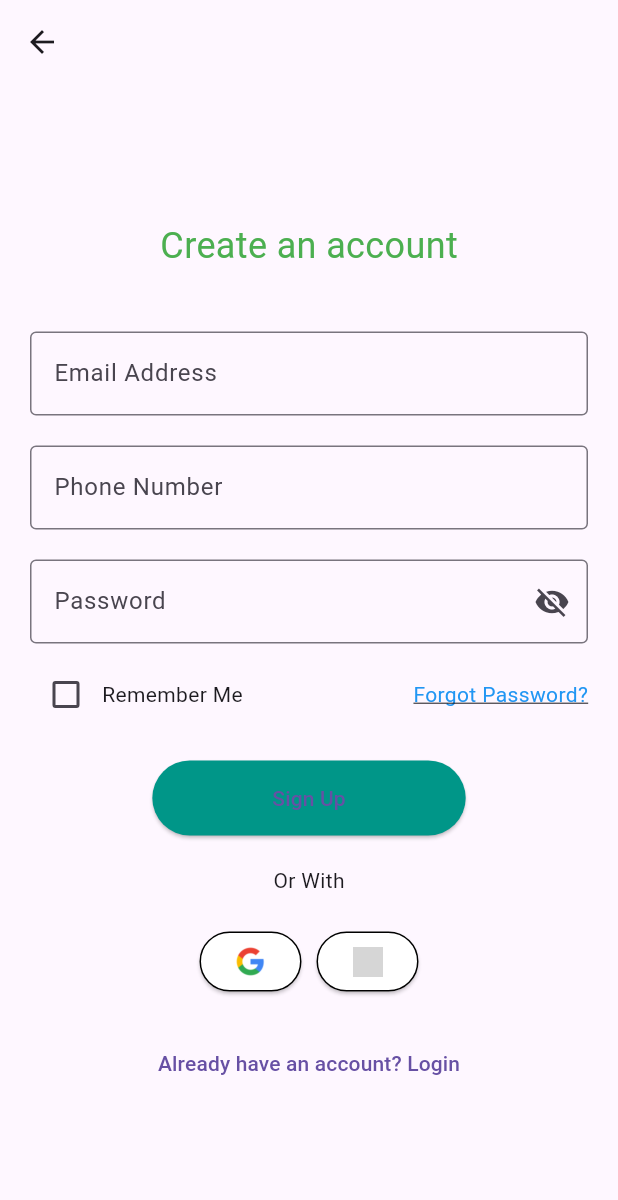
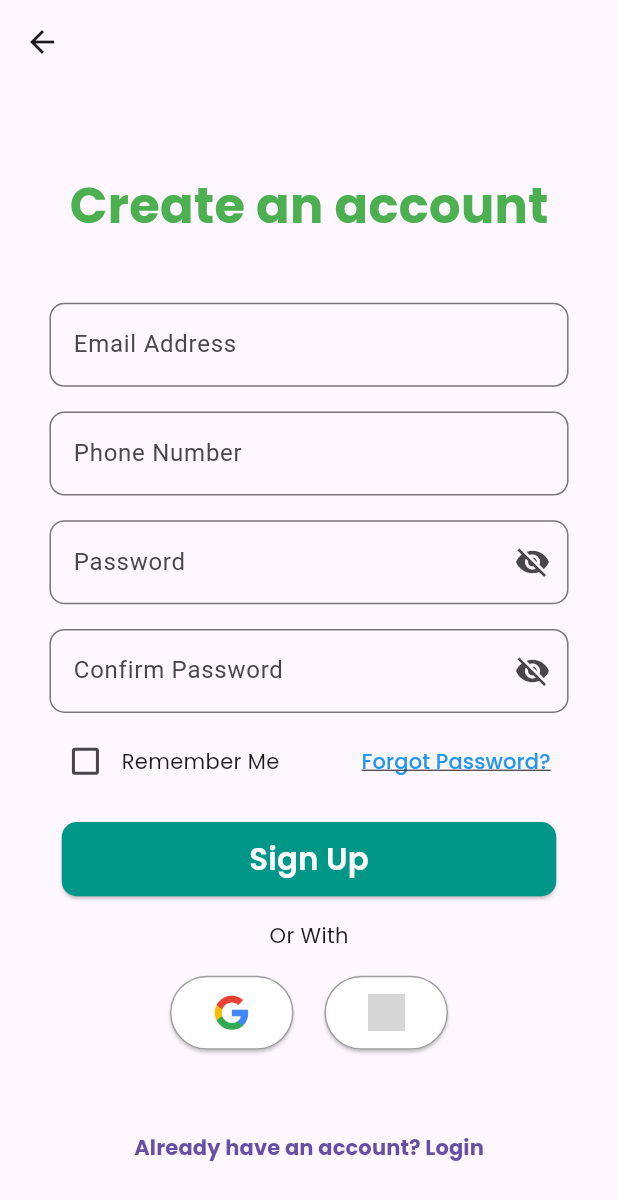
Before and after one commit to SohalSawardekar/Hotel_Booking_App, a Flutter app: the HomeScreen screen opened by its route, after a tap on "Sign Up", on a phone screen of 412 x 824 dp. Shown: the top 1200 px of the screen. Run offline on Flutter 3.47's test engine with Material 3 defaults, Android fonts, the phone set to English and light mode, and no system bars; our stand-ins replace firebase_auth, firebase_core, google_fonts, google_sign_in, sign_in_with_apple; accounts and stored records are empty; network calls fail; grey boxes are pictures that could not be loaded.

Commit message:
login fixing

```diff
--- /dev/null
+++ b/lib/reuse_code/auth_service.dart
@@ -0,0 +1,46 @@
+import 'package:firebase_auth/firebase_auth.dart';
+import 'package:flutter/material.dart';
+
+class AuthService {
+  // Existing login method
+  static Future<void> loginWithEmailAndPassword(
+      BuildContext context, String email, String password) async {
+    try {
+      UserCredential userCredential = await FirebaseAuth.instance
+          .signInWithEmailAndPassword(email: email, password: password);
+      Navigator.pushReplacementNamed(context, '/home');
+    } on FirebaseAuthException catch (e) {
+      String message;
+      if (e.code == 'user-not-found') {
+        message = 'No user found for that email.';
+      } else if (e.code == 'wrong-password') {
+        message = 'Wrong password provided.';
+      } else {
+        message = 'An error occurred. Please try again.';
+      }
+      ScaffoldMessenger.of(context)
+          .showSnackBar(SnackBar(content: Text(message)));
+    }
+  }
+
+  // New method for registration
+  static Future<void> registerWithEmailAndPassword(
+      BuildContext context, String email, String password) async {
+    try {
+      UserCredential userCredential = await FirebaseAuth.instance
+          .createUserWithEmailAndPassword(email: email, password: password);
+      Navigator.pushReplacementNamed(context, '/home');
+    } on FirebaseAuthException catch (e) {
+      String message;
+      if (e.code == 'email-already-in-use') {
+        message = 'The account already exists for that email.';
+      } else if (e.code == 'weak-password') {
+        message = 'The password provided is too weak.';
+      } else {
+        message = 'An error occurred. Please try again.';
+      }
+      ScaffoldMessenger.of(context)
+          .showSnackBar(SnackBar(content: Text(message)));
+    }
+  }
+}
--- /dev/null
+++ b/lib/reuse_code/custom_text_field.dart
@@ -0,0 +1,29 @@
+import 'package:flutter/material.dart';
+
+class CustomTextField extends StatelessWidget {
+  final TextEditingController controller;
+  final String labelText;
+  final bool isPassword;
+
+  const CustomTextField({
+    super.key,
+    required this.controller,
+    required this.labelText,
+    this.isPassword = false, required String hintText,
+  });
+
+  @override
+  Widget build(BuildContext context) {
+    return TextField(
+      controller: controller,
+      obscureText: isPassword,
+      decoration: InputDecoration(
+        labelText: labelText,
+        border: OutlineInputBorder(
+          borderRadius: BorderRadius.circular(10),
+        ),
+        suffixIcon: isPassword ? const Icon(Icons.visibility_off) : null,
+      ),
+    );
+  }
+}
--- /dev/null
+++ b/lib/reuse_code/social_login_button.dart
@@ -0,0 +1,44 @@
+import 'package:flutter/material.dart';
+import 'package:firebase_auth/firebase_auth.dart';
+import 'loginauth.dart'; // Import the login methods
+
+class SocialLoginButton extends StatelessWidget {
+  final String imagePath;
+  final Future<User?> Function() loginMethod;
+  final double iconSize;
+
+  const SocialLoginButton({
+    super.key,
+    required this.imagePath,
+    required this.loginMethod,
+    required this.iconSize,
+  });
+
+  @override
+  Widget build(BuildContext context) {
+    return SizedBox(
+      width: MediaQuery.of(context).size.width * 0.2,
+      height: MediaQuery.of(context).size.height * 0.06,
+      child: ElevatedButton.icon(
+        onPressed: () async {
+          User? user = await loginMethod();
+          if (user != null) {
+            Navigator.pushReplacementNamed(context, '/home');
+          } else {
+            var message = 'An error occurred. Please try again.';
+            ScaffoldMessenger.of(context)
+                .showSnackBar(SnackBar(content: Text(message)));
+          }
+        },
+        iconAlignment: IconAlignment.end,
+        icon: Image.asset(imagePath, height: iconSize),
+        label: const Text(""),
+        style: ElevatedButton.styleFrom(
+          foregroundColor: Colors.black,
+          backgroundColor: Colors.white,
+          side: const BorderSide(color: Colors.grey),
+        ),
+      ),
+    );
+  }
+}
--- a/lib/screens/home.dart
+++ b/lib/screens/home.dart
@@ -75,7 +75,7 @@ class _HomeScreenState extends State<HomeScreen> {
             onPressed: () {
               Navigator.push(
                 context,
-                MaterialPageRoute(builder: (context) => const SignUpPage()),
+                MaterialPageRoute(builder: (context) => SignUpPage()),
               );
             },
             child: const Text('Sign Up'),
--- a/lib/screens/register.dart
+++ b/lib/screens/register.dart
@@ -1,54 +1,74 @@
 import 'package:flutter/material.dart';
+import 'package:google_fonts/google_fonts.dart';
+import 'package:hotel_booking/reuse_code/auth_service.dart';
+import 'package:hotel_booking/reuse_code/custom_text_field.dart';
+import 'package:hotel_booking/reuse_code/loginauth.dart';
+import 'package:hotel_booking/reuse_code/social_login_button.dart';
 
-class SignUpPage extends StatelessWidget {
+class SignUpPage extends StatefulWidget {
   const SignUpPage({super.key});
 
   @override
+  _SignUpPageState createState() => _SignUpPageState();
+}
+
+class _SignUpPageState extends State<SignUpPage> {
+  final TextEditingController _emailController = TextEditingController();
+  final TextEditingController _phonenoController = TextEditingController();
+  final TextEditingController _passwordController = TextEditingController();
+  final TextEditingController _confirmpasswordController =
+      TextEditingController();
+
+  @override
   Widget build(BuildContext context) {
+    final screenHeight = MediaQuery.of(context).size.height;
+    final screenWidth = MediaQuery.of(context).size.width;
+
     return Scaffold(
       appBar: AppBar(),
       body: Padding(
-        padding: const EdgeInsets.all(20.0),
+        padding: EdgeInsets.symmetric(horizontal: screenWidth * 0.08),
+        child: SingleChildScrollView(
           child: Center(
             child: Column(
-            mainAxisAlignment: MainAxisAlignment.center,
+              mainAxisAlignment: MainAxisAlignment.start,
               children: [
-              const Text(
+                SizedBox(height: screenHeight * 0.07),
+                Text(
                   'Create an account',
-                style: TextStyle(
-                  fontSize: 24.0,
+                  style: GoogleFonts.poppins(
+                    fontSize: screenHeight * 0.04,
+                    fontWeight: FontWeight.bold,
                     color: Colors.green,
                   ),
                 ),
-              SizedBox(
-                height: 20.0,
+                SizedBox(height: screenHeight * 0.05),
+                CustomTextField(
+                  labelText: 'Email Address',
+                  controller: _emailController,
+                  hintText: '',
                 ),
-              const SizedBox(height: 20.0),
-              const TextField(
-                decoration: InputDecoration(
-                  labelText: 'Email Address',
-                  border: OutlineInputBorder(),
+                SizedBox(height: screenHeight * 0.02),
+                CustomTextField(
+                  labelText: 'Phone Number',
+                  hintText: '+91 Enter your phone number',
+                  controller: _phonenoController,
                 ),
+                SizedBox(height: screenHeight * 0.02),
+                CustomTextField(
+                  labelText: 'Password',
+                  isPassword: true,
+                  hintText: 'Please Enter Your Password',
+                  controller: _passwordController,
                 ),
-              const SizedBox(height: 20.0),
-              const TextField(
-                decoration: InputDecoration(
-                  labelText: 'Phone Number',
-                  hintText: '+91 Enter your phonenumber',
-                  border: OutlineInputBorder(),
+                SizedBox(height: screenHeight * 0.02),
+                CustomTextField(
+                  labelText: 'Confirm Password',
+                  isPassword: true,
+                  hintText: 'Confirm Your Password',
+                  controller: _confirmpasswordController,
                 ),
-              ),
-              const SizedBox(height: 20.0),
-              const TextField(
-                obscureText: true,
-                decoration: InputDecoration(
-                  labelText: 'Password',
-                  hintText: 'Please Enter Your Password',
-                  border: OutlineInputBorder(),
-                  suffixIcon: Icon(Icons.visibility_off),
-                ),
-              ),
-              const SizedBox(height: 10.0),
+                SizedBox(height: screenHeight * 0.01),
                 Row(
                   mainAxisAlignment: MainAxisAlignment.spaceBetween,
                   children: [
@@ -57,78 +77,113 @@ class SignUpPage extends StatelessWidget {
                         Checkbox(
                           value: false,
                           onChanged: (value) {
-                            true;
-                          }),
-                      const Text('Remember Me'),
+                            // Handle checkbox change
+                          },
+                        ),
+                        Text(
+                          'Remember Me',
+                          style: GoogleFonts.poppins(),
+                        ),
                       ],
                     ),
-                  const Text(
+                    TextButton(
+                      onPressed: () {
+                        // Handle forgot password
+                      },
+                      child: Text(
                         'Forgot Password?',
-                    style: TextStyle(
+                        style: GoogleFonts.poppins(
                           color: Colors.blue,
                           decoration: TextDecoration.underline,
                         ),
                       ),
+                    ),
                   ],
                 ),
-              const SizedBox(height: 20.0),
-              ElevatedButton(
+                SizedBox(height: screenHeight * 0.02),
+                SizedBox(
+                  width: screenWidth * 0.8,
+                  height: screenHeight * 0.06,
+                  child: ElevatedButton(
                     onPressed: () {
-                  // Add sign up logic here
+                      _signUp();
                     },
-                child: const Text('Sign Up'),
                     style: ElevatedButton.styleFrom(
-                  padding: const EdgeInsets.symmetric(
-                      horizontal: 80.0, vertical: 15.0),
+                      shape: RoundedRectangleBorder(
+                        borderRadius: BorderRadius.circular(10),
+                      ),
                       backgroundColor: Colors.teal,
                     ),
+                    child: Text(
+                      'Sign Up',
+                      style: GoogleFonts.poppins(
+                          fontSize: screenHeight * 0.025,
+                          color: Colors.white,
+                          fontWeight: FontWeight.w600),
                     ),
-              const SizedBox(height: 20.0),
-              const Text('Or With'),
-              const SizedBox(height: 20.0),
+                  ),
+                ),
+                SizedBox(height: screenHeight * 0.02),
+                Text(
+                  'Or With',
+                  style: GoogleFonts.poppins(),
+                ),
+                SizedBox(height: screenHeight * 0.02),
                 Row(
                   mainAxisAlignment: MainAxisAlignment.center,
                   children: [
-                  ElevatedButton.icon(
-                    onPressed: () {},
-                    icon: Image.asset(
-                      'assets/icons/Google__G__logo.png',
-                      height: 20,
+                    SocialLoginButton(
+                      imagePath: 'assets/icons/Google__G__logo.png',
+                      loginMethod: signInWithGoogle,
+                      iconSize: screenHeight * 0.03,
                     ),
-                    iconAlignment: IconAlignment.end,
-                    label: const Text(''),
-                    style: ElevatedButton.styleFrom(
-                      foregroundColor: Colors.black,
-                      backgroundColor: Colors.white,
-                      side: const BorderSide(color: Colors.black),
-                    ),
-                  ),
-                  const SizedBox(width: 10.0),
-                  ElevatedButton.icon(
-                    onPressed: () {},
-                    icon: Image.asset('assets/icons/Apple_logo_black.png',
-                        height: 20),
-                    label: const Text(''),
-                    iconAlignment: IconAlignment.end,
-                    style: ElevatedButton.styleFrom(
-                      foregroundColor: Colors.black,
-                      backgroundColor: Colors.white,
-                      side: const BorderSide(color: Colors.black),
-                    ),
+                    SizedBox(width: screenWidth * 0.05),
+                    SocialLoginButton(
+                      imagePath: 'assets/icons/Apple_logo_black.png',
+                      loginMethod: signInWithApple,
+                      iconSize: screenHeight * 0.03,
                     ),
                   ],
                 ),
-              const SizedBox(height: 20.0),
+                SizedBox(height: screenHeight * 0.05),
                 TextButton(
                   onPressed: () {
                     Navigator.pushNamed(context, '/login');
                   },
-                child: const Text('Already have an account? Login'),
+                  child: Text(
+                    'Already have an account? Login',
+                    style: GoogleFonts.poppins(fontWeight: FontWeight.bold),
+                  ),
                 ),
               ],
             ),
           ),
         ),
+      ),
     );
   }
+
+  Future<void> _signUp() async {
+    final email = _emailController.text.trim();
+    final password = _passwordController.text.trim();
+    final confirmPassword = _confirmpasswordController.text.trim();
+
+    if (password != confirmPassword) {
+      _showError('Passwords do not match');
+      return;
     }
+
+    try {
+      await AuthService.registerWithEmailAndPassword(
+          context, email, password); // Ensure the method name matches
+      Navigator.pushReplacementNamed(context, '/login');
+    } catch (e) {
+      _showError('An error occurred. Please try again.');
+    }
+  }
+
+  void _showError(String message) {
+    ScaffoldMessenger.of(context)
+        .showSnackBar(SnackBar(content: Text(message)));
+  }
+}
```
Also changed, not shown: lib/constants/data.dart (+7 -0 lines), lib/screens/login.dart (+71 -136 lines), firebase.json, lib/firebase_options.dart, 1 other file. Lines whose indentation alone changed are shown as unchanged.
